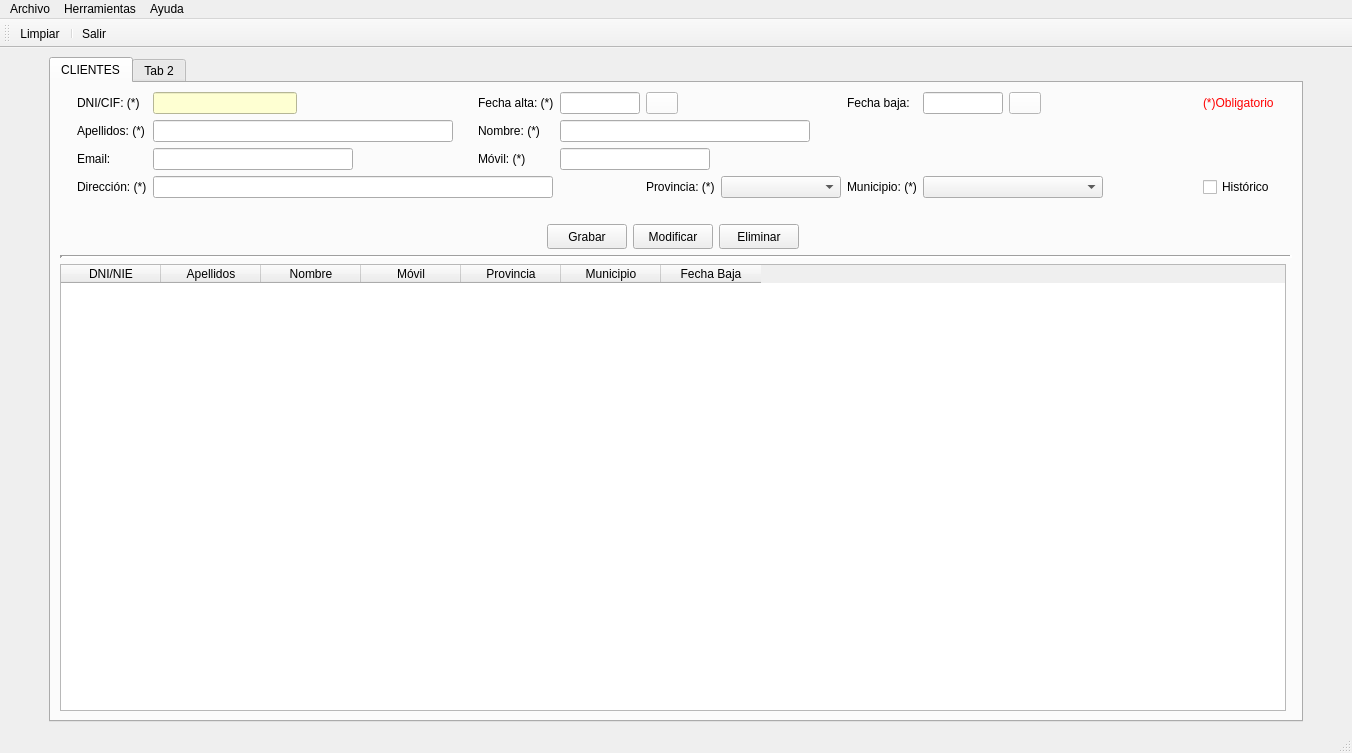
The window that templates/venPrincipal.ui (yelkov/ProyectoDI) describes before a commit, drawn with Qt 5.
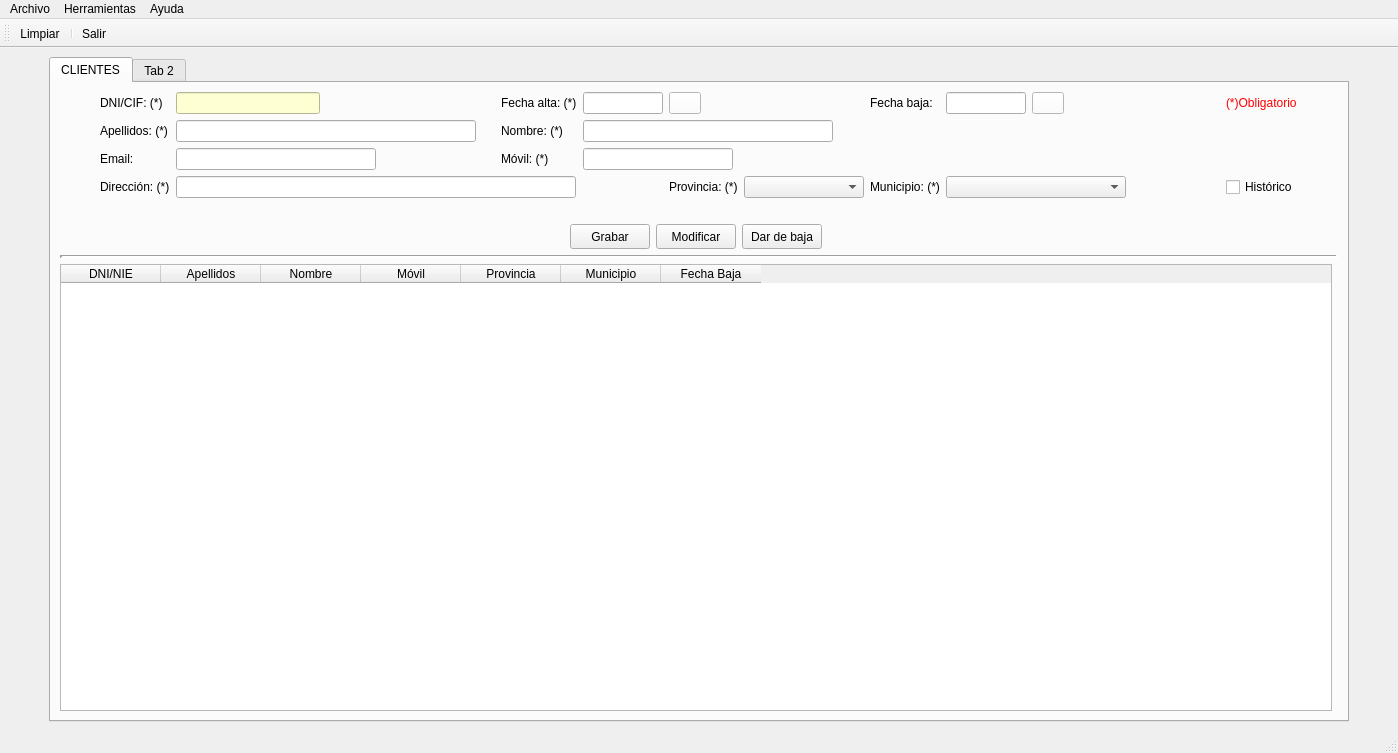
The same window after the commit. Icons and pictures are not drawn.

Patch:
```diff
--- a/templates/venPrincipal.ui
+++ b/templates/venPrincipal.ui
@@ -6,7 +6,7 @@
    <rect>
     <x>0</x>
     <y>0</y>
-    <width>1352</width>
+    <width>1398</width>
     <height>753</height>
    </rect>
   </property>
@@ -153,7 +153,7 @@
              </size>
             </property>
             <property name="text">
-             <string>Eliminar</string>
+             <string>Dar de baja</string>
             </property>
            </widget>
           </item>
@@ -891,7 +891,7 @@
     <rect>
      <x>0</x>
      <y>0</y>
-     <width>1352</width>
+     <width>1398</width>
      <height>21</height>
     </rect>
    </property>
```
